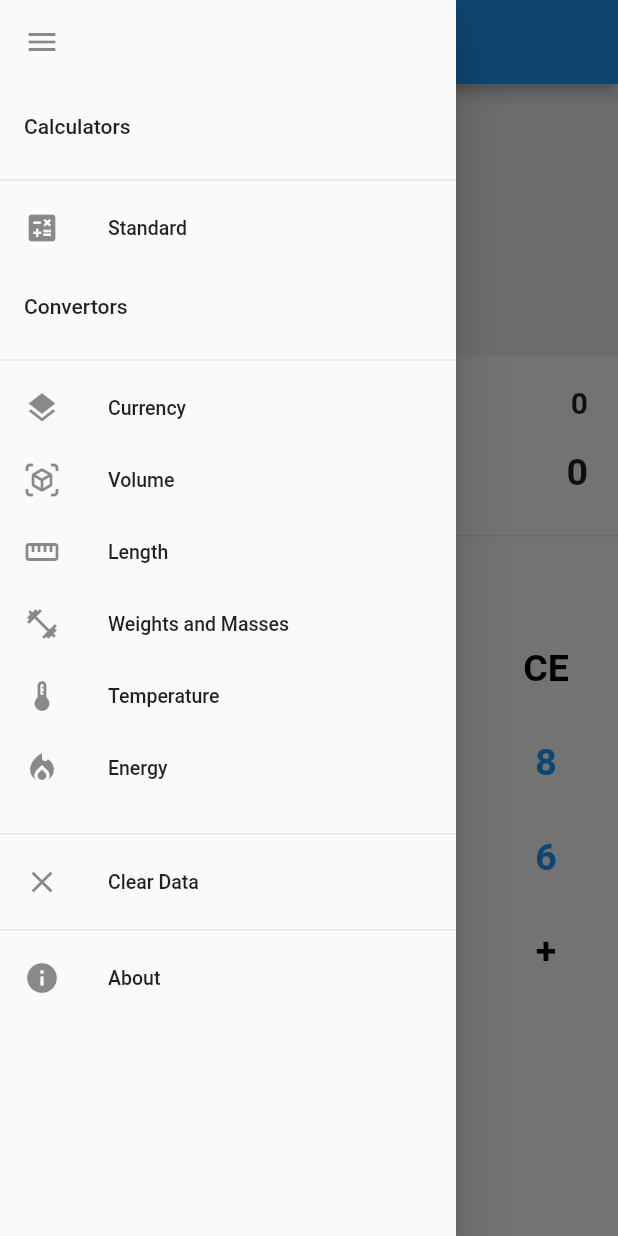
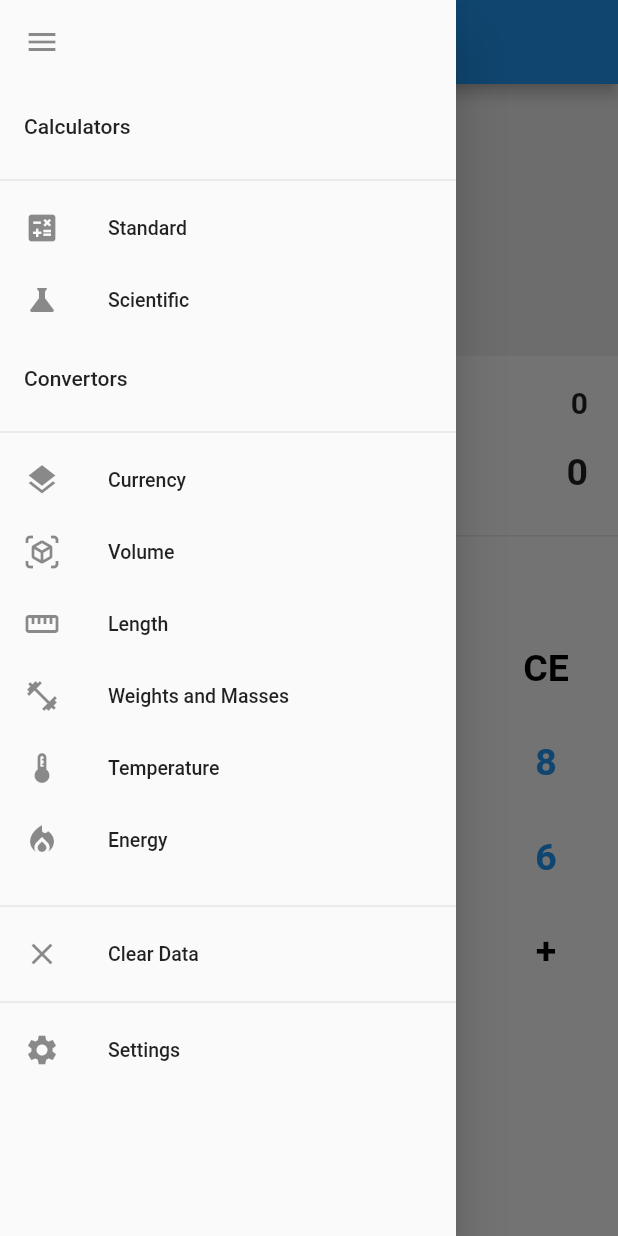
Before and after one commit to tuuhin/calculator_, a Flutter app: the screen it shows after launch, with the side drawer open, on a phone screen of 412 x 824 dp. Run offline on Flutter 3.47's test engine with Material 2 defaults, Android fonts, the phone set to English and light mode, and no system bars; our stand-ins replace connectivity, math_expressions, shared_preferences; network calls fail; statements that could not run were skipped.

Commit message:
pre planned scientic page

```diff
--- a/lib/widget/appdrawer.dart
+++ b/lib/widget/appdrawer.dart
@@ -60,6 +60,20 @@ class AppDrawer extends StatelessWidget {
               'Standard',
             ),
           ),
+          ListTile(
+            onTap: () {
+              Navigator.of(context).pushReplacement(
+                MaterialPageRoute(builder: (BuildContext context) {
+                  return const ScientificCalculator();
+                }),
+              );
+            },
+            leading: const Icon(Icons.science),
+            dense: true,
+            title: const Text(
+              'Scientific',
+            ),
+          ),
           const ListTile(title: Text('Convertors')),
           const Divider(),
           SizedBox(
@@ -94,8 +108,8 @@ class AppDrawer extends StatelessWidget {
           const Divider(),
           const ListTile(
             dense: true,
-            leading: Icon(Icons.info),
-            title: Text('About'),
+            leading: Icon(Icons.settings),
+            title: Text('Settings'),
           )
         ],
       )),
```
